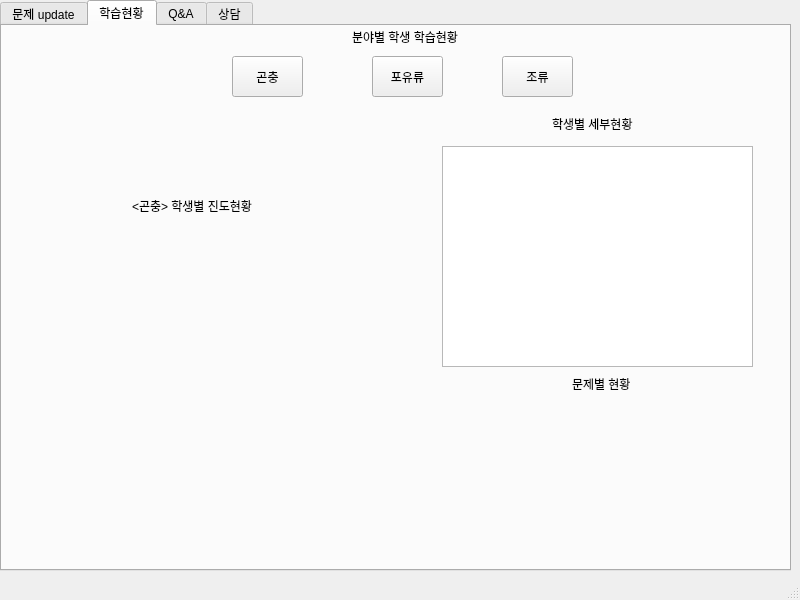
The window that teacher.ui (dustn011/EducationApplication) describes before a commit, drawn with Qt 5.
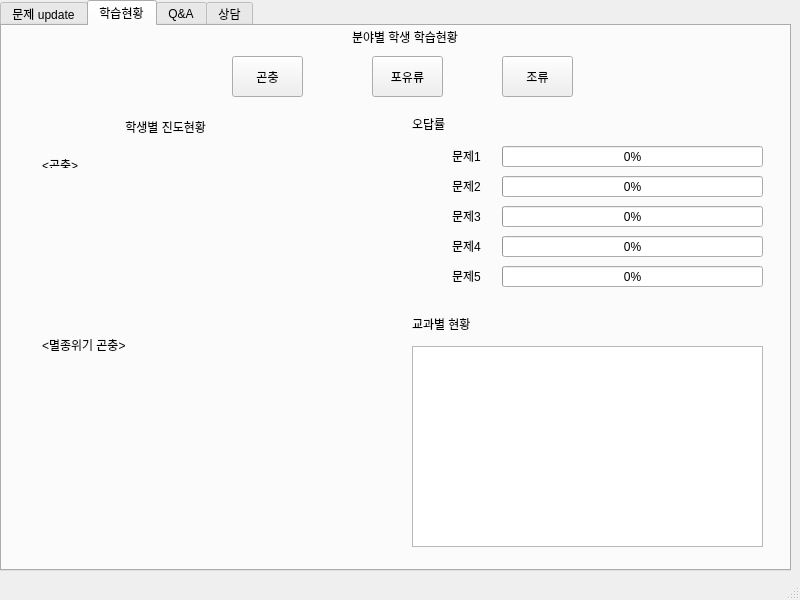
The same window after the commit. The open tabs and pages were chosen to show the change.

Commit message: 선생추가

The edit to the form file:
```diff
--- a/teacher.ui
+++ b/teacher.ui
@@ -302,9 +302,9 @@
         <property name="geometry">
          <rect>
           <x>10</x>
-          <y>80</y>
+          <y>70</y>
           <width>771</width>
-          <height>481</height>
+          <height>491</height>
          </rect>
         </property>
         <property name="currentIndex">
@@ -365,50 +365,209 @@
          <widget class="QTableWidget" name="table_st_insect">
           <property name="geometry">
            <rect>
-            <x>430</x>
-            <y>40</y>
-            <width>311</width>
-            <height>221</height>
+            <x>400</x>
+            <y>250</y>
+            <width>351</width>
+            <height>201</height>
            </rect>
           </property>
          </widget>
          <widget class="QLabel" name="label_23">
           <property name="geometry">
            <rect>
-            <x>120</x>
-            <y>90</y>
+            <x>110</x>
+            <y>20</y>
             <width>141</width>
             <height>21</height>
            </rect>
           </property>
           <property name="text">
-           <string>&lt;곤충&gt; 학생별 진도현황</string>
+           <string> 학생별 진도현황</string>
           </property>
          </widget>
          <widget class="QLabel" name="label_24">
           <property name="geometry">
            <rect>
-            <x>540</x>
-            <y>10</y>
+            <x>400</x>
+            <y>220</y>
             <width>101</width>
             <height>16</height>
            </rect>
           </property>
           <property name="text">
-           <string>학생별 세부현황</string>
+           <string>교과별 현황</string>
           </property>
          </widget>
          <widget class="QLabel" name="label_25">
           <property name="geometry">
            <rect>
-            <x>560</x>
-            <y>270</y>
+            <x>400</x>
+            <y>20</y>
             <width>101</width>
             <height>16</height>
            </rect>
           </property>
           <property name="text">
-           <string>문제별 현황</string>
+           <string>오답률</string>
+          </property>
+         </widget>
+         <widget class="QLabel" name="label_26">
+          <property name="geometry">
+           <rect>
+            <x>30</x>
+            <y>60</y>
+            <width>56</width>
+            <height>12</height>
+           </rect>
+          </property>
+          <property name="text">
+           <string>&lt;곤충&gt;</string>
+          </property>
+         </widget>
+         <widget class="QLabel" name="label_27">
+          <property name="geometry">
+           <rect>
+            <x>30</x>
+            <y>240</y>
+            <width>101</width>
+            <height>16</height>
+           </rect>
+          </property>
+          <property name="text">
+           <string>&lt;멸종위기 곤충&gt;</string>
+          </property>
+         </widget>
+         <widget class="QProgressBar" name="Q1">
+          <property name="geometry">
+           <rect>
+            <x>490</x>
+            <y>50</y>
+            <width>261</width>
+            <height>21</height>
+           </rect>
+          </property>
+          <property name="value">
+           <number>0</number>
+          </property>
+         </widget>
+         <widget class="QProgressBar" name="Q2">
+          <property name="geometry">
+           <rect>
+            <x>490</x>
+            <y>80</y>
+            <width>261</width>
+            <height>21</height>
+           </rect>
+          </property>
+          <property name="value">
+           <number>0</number>
+          </property>
+         </widget>
+         <widget class="QProgressBar" name="Q3">
+          <property name="geometry">
+           <rect>
+            <x>490</x>
+            <y>110</y>
+            <width>261</width>
+            <height>21</height>
+           </rect>
+          </property>
+          <property name="value">
+           <number>0</number>
+          </property>
+         </widget>
+         <widget class="QLabel" name="label_28">
+          <property name="geometry">
+           <rect>
+            <x>440</x>
+            <y>50</y>
+            <width>56</width>
+            <height>20</height>
+           </rect>
+          </property>
+          <property name="text">
+           <string>문제1</string>
+          </property>
+         </widget>
+         <widget class="QProgressBar" name="Q4">
+          <property name="geometry">
+           <rect>
+            <x>490</x>
+            <y>140</y>
+            <width>261</width>
+            <height>21</height>
+           </rect>
+          </property>
+          <property name="value">
+           <number>0</number>
+          </property>
+         </widget>
+         <widget class="QProgressBar" name="Q5">
+          <property name="geometry">
+           <rect>
+            <x>490</x>
+            <y>170</y>
+            <width>261</width>
+            <height>21</height>
+           </rect>
+          </property>
+          <property name="accessibleName">
+           <string/>
+          </property>
+          <property name="value">
+           <number>0</number>
+          </property>
+         </widget>
+         <widget class="QLabel" name="label_29">
+          <property name="geometry">
+           <rect>
+            <x>440</x>
+            <y>80</y>
+            <width>56</width>
+            <height>20</height>
+           </rect>
+          </property>
+          <property name="text">
+           <string>문제2</string>
+          </property>
+         </widget>
+         <widget class="QLabel" name="label_30">
+          <property name="geometry">
+           <rect>
+            <x>440</x>
+            <y>140</y>
+            <width>56</width>
+            <height>20</height>
+           </rect>
+          </property>
+          <property name="text">
+           <string>문제4</string>
+          </property>
+         </widget>
+         <widget class="QLabel" name="label_31">
+          <property name="geometry">
+           <rect>
+            <x>440</x>
+            <y>110</y>
+            <width>56</width>
+            <height>20</height>
+           </rect>
+          </property>
+          <property name="text">
+           <string>문제3</string>
+          </property>
+         </widget>
+         <widget class="QLabel" name="label_32">
+          <property name="geometry">
+           <rect>
+            <x>440</x>
+            <y>170</y>
+            <width>56</width>
+            <height>20</height>
+           </rect>
+          </property>
+          <property name="text">
+           <string>문제5</string>
           </property>
          </widget>
         </widget>
```
Left out of the diff: 44 changed lines with no effect on the pictures. The commit also changes 2 other files.
